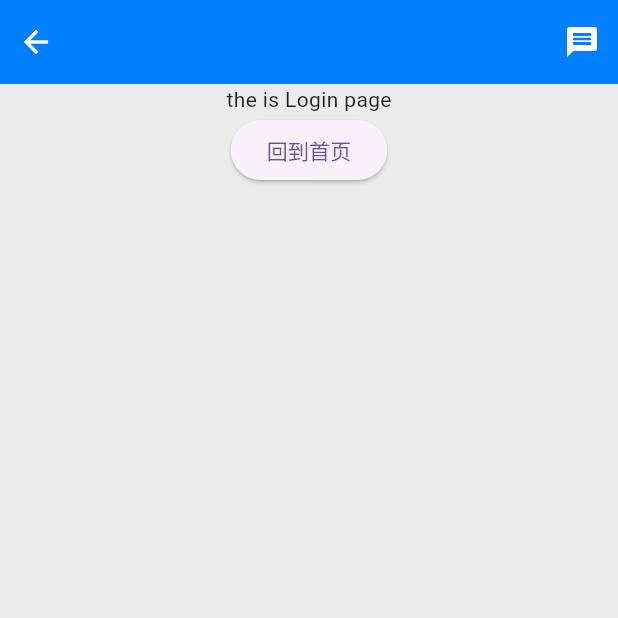
After one commit to abinzhao/flutterAPP, a Flutter app: the LoginScreen screen opened by its route, on a phone screen of 412 x 824 dp, the top half of it. The commit adds this screen. Run offline on Flutter 3.47's test engine with Material 3 defaults, Android fonts, the phone set to English and light mode, and no system bars; our stand-ins replace easy_localization, go_router, shared_preferences; accounts and stored records are empty; network calls fail.

Commit message:
feat(ui):新增页面沉浸式导航

```diff
--- /dev/null
+++ b/lib/components/ImmersiveHeader/index.dart
@@ -0,0 +1,24 @@
+import 'package:flutter/material.dart';
+import 'package:flutter/services.dart';
+import 'package:provider/provider.dart';
+
+import '../../modules/change_notifier.dart';
+
+class ImmersiveHeader extends StatelessWidget {
+  final Widget child;
+  const ImmersiveHeader({super.key, required this.child});
+
+  @override
+  Widget build(BuildContext context) {
+    final String themeValue = context.watch<Counter>().themeValue;
+
+    return AnnotatedRegion<SystemUiOverlayStyle>(
+      value: SystemUiOverlayStyle(
+        statusBarColor: Colors.transparent,
+        statusBarIconBrightness:
+            themeValue == 'light' ? Brightness.light : Brightness.dark,
+      ),
+      child: SafeArea(child: child),
+    );
+  }
+}
--- a/lib/components/index.dart
+++ b/lib/components/index.dart
@@ -2,3 +2,4 @@
 export 'BottomNavBar/index.dart';
 export 'LargeScreenFooter/index.dart';
 export 'Error/index.dart';
+export 'ImmersiveHeader/index.dart';
--- a/lib/main.dart
+++ b/lib/main.dart
@@ -1,6 +1,4 @@
 // ignore_for_file: unrelated_type_equality_checks
-
-import 'package:code_app/themes/utils.dart';
 import 'package:easy_localization/easy_localization.dart';
 import 'package:flutter/material.dart';
 import 'package:provider/provider.dart';
--- a/lib/views/error/index.dart
+++ b/lib/views/error/index.dart
@@ -1,6 +1,5 @@
 import 'package:easy_localization/easy_localization.dart';
 import 'package:flutter/material.dart';
-import 'package:go_router/go_router.dart';
 import '../../components/index.dart';
 
 class ErrorScreen extends StatelessWidget {
@@ -8,7 +7,7 @@
 
   @override
   Widget build(BuildContext context) {
-    return SafeArea(
+    return ImmersiveHeader(
       child: Scaffold(
         appBar: const AdaptiveHeader(
           isBackHeader: true,
--- a/lib/views/login/index.dart
+++ b/lib/views/login/index.dart
@@ -12,7 +12,7 @@
 class _LoginScreenState extends State<LoginScreen> {
   @override
   Widget build(BuildContext context) {
-    return SafeArea(
+    return ImmersiveHeader(
       child: Scaffold(
         appBar: const AdaptiveHeader(
           isBackHeader: true,
```
Also changed, not shown: lib/views/homeLayout/index.dart (+4 -5 lines).
